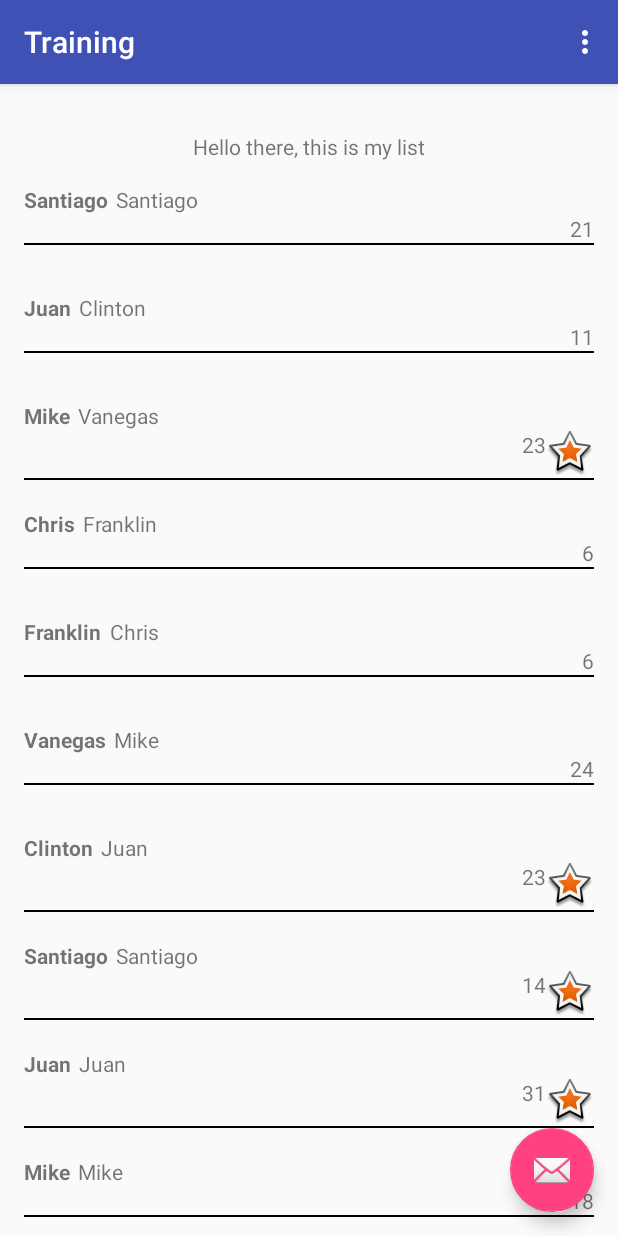
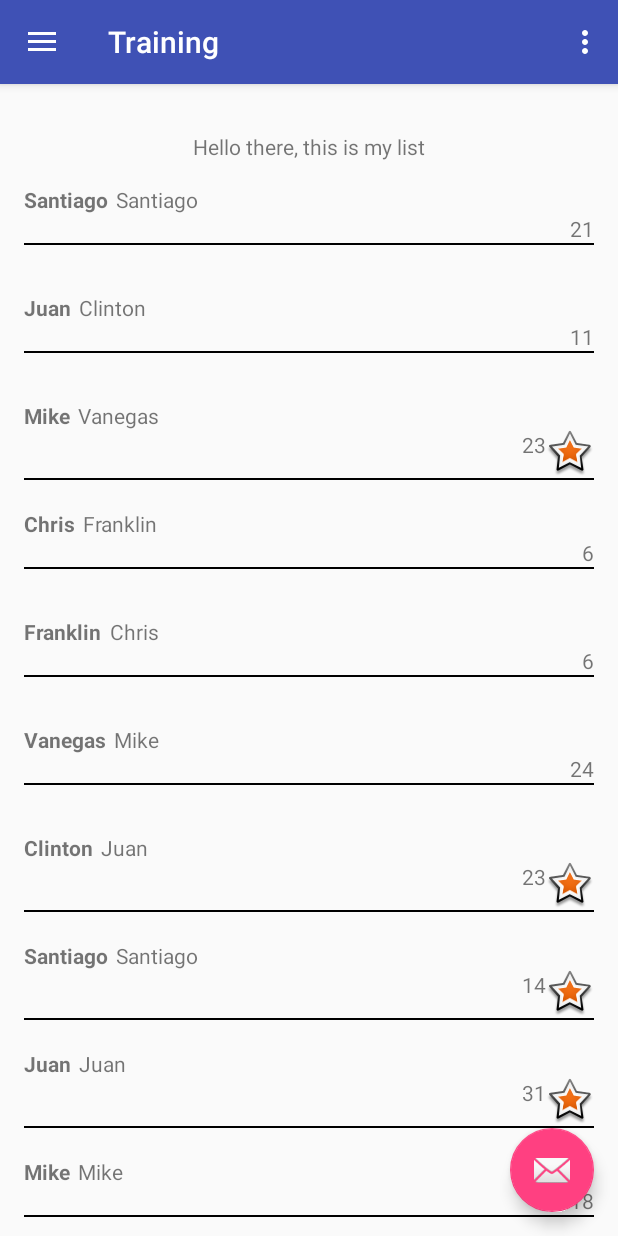
Before and after one commit to svanegas/android_training, an Android app: the screen it shows after launch (MainActivity), on a phone screen of 412 x 824 dp. Run offline under Robolectric (Android 15) with nearby library versions, the phone set to English and light mode, and no system bars; our stand-ins replace data binding.

Commit message:
Including a short example of support DrawerLayout

```diff
--- a/app/src/main/java/com/example/svanegas/training/controller/person/MainActivity.java
+++ b/app/src/main/java/com/example/svanegas/training/controller/person/MainActivity.java
@@ -1,20 +1,34 @@
 package com.example.svanegas.training.controller.person;
 
+import android.content.res.Configuration;
 import android.databinding.DataBindingUtil;
 import android.os.Bundle;
 import android.support.design.widget.FloatingActionButton;
+import android.support.design.widget.NavigationView;
 import android.support.design.widget.Snackbar;
+import android.support.v4.view.GravityCompat;
+import android.support.v4.widget.DrawerLayout;
+import android.support.v7.app.ActionBarDrawerToggle;
 import android.support.v7.app.AppCompatActivity;
 import android.support.v7.widget.LinearLayoutManager;
 import android.support.v7.widget.Toolbar;
 import android.view.View;
 import android.view.Menu;
 import android.view.MenuItem;
+import android.widget.TextView;
 
 import com.example.svanegas.training.R;
 import com.example.svanegas.training.databinding.ActivityMainBinding;
 
-public class MainActivity extends AppCompatActivity {
+public class MainActivity extends AppCompatActivity implements NavigationView.OnNavigationItemSelectedListener {
+
+    private static final String SELECTED_ITEM_ID = "selected_item_id";
+
+    private NavigationView mNavigationView;
+    private DrawerLayout mDrawerLayout;
+    private ActionBarDrawerToggle mDrawerToggle;
+    private FloatingActionButton mFab;
+    private int mDrawerSelectedItemId;
 
     @Override
     protected void onCreate(Bundle savedInstanceState) {
@@ -25,8 +39,10 @@ public class MainActivity extends AppCompatActivity {
         Toolbar toolbar = (Toolbar) findViewById(R.id.toolbar);
         setSupportActionBar(toolbar);
 
-        FloatingActionButton fab = (FloatingActionButton) findViewById(R.id.fab);
-        fab.setOnClickListener(new View.OnClickListener() {
+        setupDrawer(toolbar);
+
+        mFab = (FloatingActionButton) findViewById(R.id.fab);
+        mFab.setOnClickListener(new View.OnClickListener() {
             @Override
             public void onClick(View view) {
                 Snackbar.make(view, "Replace with your own action", Snackbar.LENGTH_LONG)
@@ -37,11 +53,11 @@ public class MainActivity extends AppCompatActivity {
         binding.content.peopleList.setLayoutManager(new LinearLayoutManager(this));
         binding.content.peopleList.setAdapter(new PersonAdapter(getLayoutInflater()));
 
-        /*Person person = new Person();
-        person.setFirstName("Santiago");
-        person.setLastName("Vanegas");
-        person.setAge(21);
-        binding.setPerson(person);*/
+        if (savedInstanceState == null) mDrawerSelectedItemId = R.id.drawer_item_1;
+        else mDrawerSelectedItemId = savedInstanceState.getInt(SELECTED_ITEM_ID);
+
+        navigateTo(mDrawerSelectedItemId);
+        setNavItemCount(R.id.drawer_item_4, 10);
     }
 
     @Override
@@ -65,4 +81,71 @@ public class MainActivity extends AppCompatActivity {
 
         return super.onOptionsItemSelected(item);
     }
+
+    @Override
+    public void onConfigurationChanged(Configuration newConfig) {
+        super.onConfigurationChanged(newConfig);
+        if (mDrawerToggle != null) mDrawerToggle.onConfigurationChanged(newConfig);
+    }
+
+    private void setupDrawer(Toolbar toolbar) {
+        mNavigationView = (NavigationView) findViewById(R.id.drawer_nav_view);
+        if (mNavigationView != null) mNavigationView.setNavigationItemSelectedListener(this);
+        mDrawerLayout = (DrawerLayout) findViewById(R.id.drawer_layout);
+        mDrawerToggle = new ActionBarDrawerToggle(this,
+                mDrawerLayout,
+                toolbar,
+                R.string.drawer_open,
+                R.string.drawer_close);
+        mDrawerLayout.addDrawerListener(mDrawerToggle);
+        mDrawerToggle.syncState();
+    }
+
+    private void navigateTo(int destination) {
+
+    }
+
+    private void setNavItemCount(int itemId, int count) {
+        if (mNavigationView != null && mNavigationView.getMenu() != null) {
+            MenuItem menuItem = mNavigationView.getMenu().findItem(itemId);
+            if (menuItem != null) {
+                TextView view = (TextView) menuItem.getActionView();
+                if (view != null) view.setText(count > 0 ? String.valueOf(count) : null);
+            }
+        }
+    }
+
+    @Override
+    public boolean onNavigationItemSelected(MenuItem item) {
+        if (item == null || mDrawerLayout == null || mFab == null) return false;
+        item.setChecked(true);
+        mDrawerSelectedItemId = item.getItemId();
+        if (item.getItemId() == R.id.drawer_item_1) {
+            mDrawerLayout.closeDrawer(GravityCompat.START);
+            Snackbar.make(mFab, "Clicked first", Snackbar.LENGTH_SHORT).show();
+            return true;
+        }
+        if (item.getItemId() == R.id.drawer_item_2) {
+            mDrawerLayout.closeDrawer(GravityCompat.START);
+            Snackbar.make(mFab, "Clicked second", Snackbar.LENGTH_SHORT).show();
+            return true;
+        }
+        return false;
+    }
+
+    @Override
+    protected void onSaveInstanceState(Bundle outState) {
+        super.onSaveInstanceState(outState);
+        outState.putInt(SELECTED_ITEM_ID, mDrawerSelectedItemId);
+    }
+
+    @Override
+    public void onBackPressed() {
+        if (mDrawerLayout != null && mDrawerLayout.isDrawerOpen(GravityCompat.START)) {
+            mDrawerLayout.closeDrawer(GravityCompat.START);
+        }
+        else {
+            super.onBackPressed();
+        }
+    }
 }
--- a/app/src/main/res/layout/activity_main.xml
+++ b/app/src/main/res/layout/activity_main.xml
@@ -7,12 +7,19 @@
 
         <variable
             name="person"
-            type="com.example.svanegas.training.model.Person" />
+            type="com.example.svanegas.training.model.Person"/>
 
         <variable
             name="listTitle"
-            type="String" />
+            type="String"/>
     </data>
+
+    <android.support.v4.widget.DrawerLayout
+        android:id="@+id/drawer_layout"
+        android:layout_width="match_parent"
+        android:layout_height="match_parent"
+        android:clickable="true"
+        android:focusableInTouchMode="true">
 
         <android.support.design.widget.CoordinatorLayout
             android:layout_width="match_parent"
@@ -31,7 +38,7 @@
                     android:layout_height="?attr/actionBarSize"
                     android:background="?attr/colorPrimary"
                     app:layout_scrollFlags="scroll|enterAlways|snap"
-                app:popupTheme="@style/AppTheme.PopupOverlay" />
+                    app:popupTheme="@style/AppTheme.PopupOverlay"/>
 
             </android.support.design.widget.AppBarLayout>
 
@@ -46,7 +53,18 @@
                 android:layout_height="wrap_content"
                 android:layout_gravity="bottom|end"
                 android:layout_margin="@dimen/fab_margin"
-            android:src="@android:drawable/ic_dialog_email" />
+                android:src="@android:drawable/ic_dialog_email"/>
 
         </android.support.design.widget.CoordinatorLayout>
+
+        <android.support.design.widget.NavigationView
+            android:id="@+id/drawer_nav_view"
+            android:layout_width="wrap_content"
+            android:layout_height="match_parent"
+            android:layout_gravity="start"
+            android:background="@android:color/white"
+            app:headerLayout="@layout/nav_drawer_header"
+            app:menu="@menu/drawer_items"/>
+
+    </android.support.v4.widget.DrawerLayout>
 </layout>
--- /dev/null
+++ b/app/src/main/res/layout/nav_drawer_item_counter.xml
@@ -0,0 +1,6 @@
+<?xml version="1.0" encoding="utf-8"?>
+<TextView xmlns:android="http://schemas.android.com/apk/res/android"
+          android:layout_width="wrap_content"
+          android:layout_height="match_parent"
+          android:gravity="center_vertical"
+          android:textColor="@color/colorPrimary"/>
--- /dev/null
+++ b/app/src/main/res/menu/drawer_items.xml
@@ -0,0 +1,31 @@
+<?xml version="1.0" encoding="utf-8"?>
+<menu xmlns:android="http://schemas.android.com/apk/res/android"
+      xmlns:app="http://schemas.android.com/apk/res-auto">
+    <item
+        android:id="@+id/drawer_item_1"
+        android:icon="@android:drawable/ic_lock_idle_low_battery"
+        android:title="@string/drawer_title_1"/>
+
+    <item
+        android:id="@+id/drawer_item_2"
+        android:icon="@android:drawable/ic_btn_speak_now"
+        android:title="@string/drawer_title_2"/>
+
+    <item
+        android:id="@+id/drawer_item_3"
+        android:title="@string/drawer_title_3">
+
+        <menu>
+            <item
+                android:id="@+id/drawer_item_4"
+                android:icon="@android:drawable/ic_notification_clear_all"
+                android:title="@string/drawer_title_4"
+                app:actionLayout="@layout/nav_drawer_item_counter"/>
+
+            <item
+                android:id="@+id/drawer_item_5"
+                android:icon="@android:drawable/ic_input_get"
+                android:title="@string/drawer_title_5"/>
+        </menu>
+    </item>
+</menu>
--- a/app/src/main/res/values/dimens.xml
+++ b/app/src/main/res/values/dimens.xml
@@ -3,4 +3,6 @@
     <dimen name="activity_horizontal_margin">16dp</dimen>
     <dimen name="activity_vertical_margin">16dp</dimen>
     <dimen name="fab_margin">16dp</dimen>
+    <dimen name="nav_drawer_header_height">256dp</dimen>
+    <dimen name="nav_drawer_header_title_padding">16dp</dimen>
 </resources>
--- a/app/src/main/res/values/strings.xml
+++ b/app/src/main/res/values/strings.xml
@@ -2,4 +2,13 @@
     <string name="app_name">Training</string>
     <string name="action_settings">Settings</string>
     <string name="main_titlelist">Hello there, this is my list</string>
+
+    <string name="drawer_title_1">First Item</string>
+    <string name="drawer_title_2">Second Item</string>
+    <string name="drawer_title_3">Third Item</string>
+    <string name="drawer_title_4">Almost Last Item</string>
+    <string name="drawer_title_5">Last Item</string>
+    <string name="drawer_open">Open</string>
+    <string name="drawer_close">Close</string>
+    <string name="drawer_title">Greetings!</string>
 </resources>
```
Also changed, not shown: app/src/main/res/layout/nav_drawer_header.xml (added, +16 -0 lines), app/src/main/res/layout/nav_drawer_list_item.xml (added, +7 -0 lines), app/src/main/res/drawable-hdpi/drawer_header.jpg (added). Lines whose indentation alone changed are shown as unchanged.
